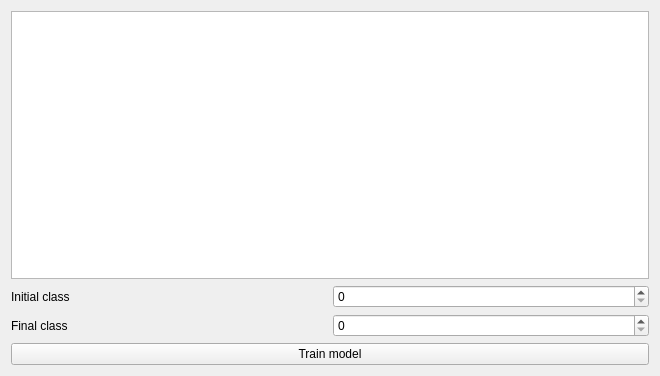
This is ui/multicriteriaevaluationwidgetbase.ui in nextgis/qgis_molusce as Qt 5 draws it before an edit. The edited form follows.
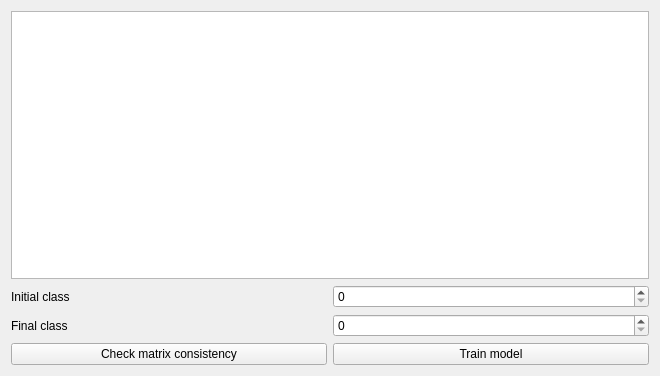
This is the edited form. Custom widgets are drawn as their Qt base class.

Commit message: check for consistency in MCE model

Diff of the .ui file:
```diff
--- a/ui/multicriteriaevaluationwidgetbase.ui
+++ b/ui/multicriteriaevaluationwidgetbase.ui
@@ -37,7 +37,14 @@
    <item row="2" column="1">
     <widget class="QSpinBox" name="spnFinalClass"/>
    </item>
-   <item row="3" column="0" colspan="2">
+   <item row="3" column="0">
+    <widget class="QPushButton" name="btnConsistency">
+     <property name="text">
+      <string>Check matrix consistency</string>
+     </property>
+    </widget>
+   </item>
+   <item row="3" column="1">
     <widget class="QPushButton" name="btnTrainModel">
      <property name="text">
       <string>Train model</string>
```
The commit also changes 1 other file.
